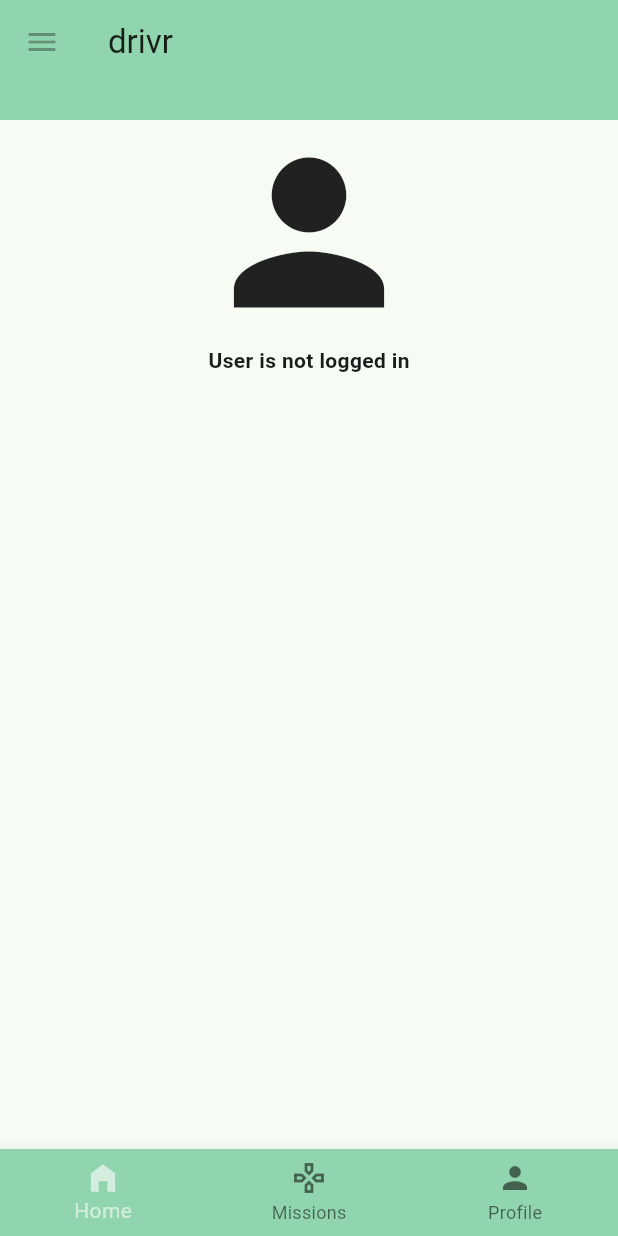
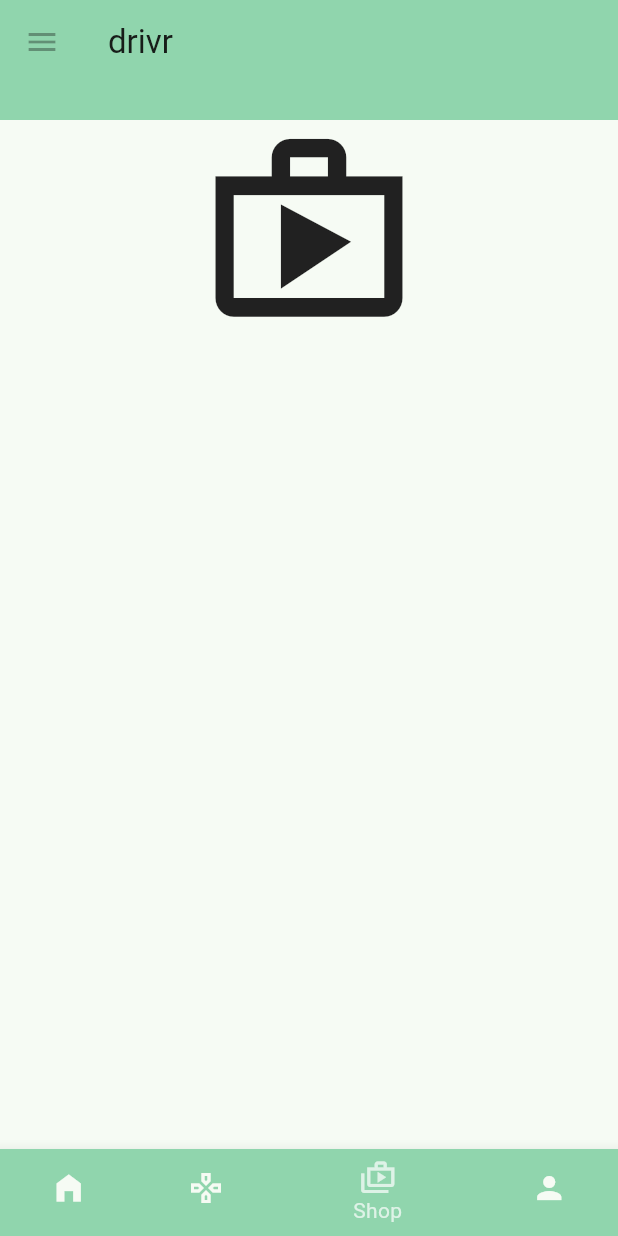
Before and after one commit to bjorkroth/drivr, a Flutter app: the screen it shows after launch, item 3 of the bottom bar chosen, on a phone screen of 412 x 824 dp. Run offline on Flutter 3.47's test engine with Material 2 defaults, Android fonts, the phone set to English and light mode, and no system bars; our stand-ins replace go_router.

Commit message:
Bottom bar navigation and show current tab

```diff
--- a/lib/main.dart
+++ b/lib/main.dart
@@ -1,11 +1,12 @@
-import 'package:drivr/data/missionList.dart';
 import 'package:flutter/material.dart';
 import 'package:go_router/go_router.dart';
 import 'package:provider/provider.dart';
 import 'models/profile_model.dart';
+import 'data/missionList.dart';
 import 'widgets/profile.dart';
 import 'widgets/login.dart';
 import 'widgets/missions.dart';
+import 'widgets/shop.dart';
 
 void main() {
   runApp(MultiProvider(providers: [
@@ -42,6 +43,12 @@ final GoRouter _goRouter = GoRouter(routes: <RouteBase>[
     },
   ),
   GoRoute(
+    path: '/shop',
+    builder: (BuildContext context, GoRouterState state) {
+      return const Shop();
+    },
+  ),
+  GoRoute(
       path: '/login',
       builder: (BuildContext context, GoRouterState state) {
         return const Login();
--- a/lib/widgets/drivr_bottom_bar.dart
+++ b/lib/widgets/drivr_bottom_bar.dart
@@ -2,33 +2,49 @@ import 'package:flutter/material.dart';
 import 'package:go_router/go_router.dart';
 
 class DrivrBottomBar extends StatelessWidget{
-  const DrivrBottomBar({super.key});
+  DrivrBottomBar({super.key, required this.menuBarSelectedItem});
 
-  final int _selectedIndex = 0;
+  final int menuBarSelectedItem;
 
   @override
   Widget build(BuildContext context) {
     final List<String> pageUrls = [
       '/home',
       '/missions',
+      '/shop',
       '/profile'
     ];
 
     void onItemTapped(int index){
+      debugPrint('bottom bar index is now $menuBarSelectedItem');
       context.go(pageUrls[index]);
     }
 
     return Stack(
       children: <Widget>[
         BottomNavigationBar(
-            backgroundColor: Theme.of(context).colorScheme.inversePrimary,
-            selectedItemColor: Colors.white60,
-            currentIndex: _selectedIndex,
+            type: BottomNavigationBarType.shifting,
+            showSelectedLabels: true,
+            selectedItemColor: Colors.white70,
+            currentIndex: menuBarSelectedItem,
             onTap: onItemTapped,
-            items: const<BottomNavigationBarItem>[
-              BottomNavigationBarItem(icon: Icon(Icons.home_filled), label: 'Home'),
-              BottomNavigationBarItem(icon: Icon(Icons.games_outlined), label: 'Missions'),
-              BottomNavigationBarItem(icon: Icon(Icons.person), label: 'Profile'),
+            items: <BottomNavigationBarItem>[
+              BottomNavigationBarItem(
+                  icon: const Icon(Icons.home_filled),
+                  label: 'Home',
+                  backgroundColor: Theme.of(context).colorScheme.inversePrimary),
+              BottomNavigationBarItem(
+                  icon: const Icon(Icons.games_outlined),
+                  label: 'Missions',
+                  backgroundColor: Theme.of(context).colorScheme.inversePrimary),
+              BottomNavigationBarItem(
+                  icon: const Icon(Icons.shop_2_outlined),
+                  label: 'Shop',
+                  backgroundColor: Theme.of(context).colorScheme.inversePrimary),
+              BottomNavigationBarItem(
+                  icon: const Icon(Icons.person),
+                  label: 'Profile',
+                  backgroundColor: Theme.of(context).colorScheme.inversePrimary),
             ]
         ),
       ],
--- a/lib/widgets/login.dart
+++ b/lib/widgets/login.dart
@@ -72,7 +72,7 @@ class _Login extends State<Login>{
           ])
           )
       ),
-      bottomNavigationBar: const DrivrBottomBar(),
+      bottomNavigationBar: DrivrBottomBar(menuBarSelectedItem: 0),
     );
   }
 }
--- a/lib/widgets/missions.dart
+++ b/lib/widgets/missions.dart
@@ -23,7 +23,7 @@ class Missions extends StatelessWidget{
                   SliverList(delegate: SliverChildBuilderDelegate(
                           (context, index) => MissionListItem(index), childCount: numberOfMissions))
                 ],),
-        bottomNavigationBar: const DrivrBottomBar(),
+        bottomNavigationBar: DrivrBottomBar(menuBarSelectedItem: 1),
     );
   }
 }
--- a/lib/widgets/profile.dart
+++ b/lib/widgets/profile.dart
@@ -30,7 +30,7 @@ class Profile extends StatelessWidget{
             ],
           )
         ),
-      bottomNavigationBar: const DrivrBottomBar(),
+      bottomNavigationBar: DrivrBottomBar(menuBarSelectedItem: 3),
     );
   }
 }
--- /dev/null
+++ b/lib/widgets/shop.dart
@@ -0,0 +1,28 @@
+import 'package:flutter/material.dart';
+import 'drivr_app_bar.dart';
+import 'drivr_bottom_bar.dart';
+
+class Shop extends StatelessWidget{
+  const Shop({super.key});
+
+  @override
+  Widget build(BuildContext context) {
+    return Scaffold (
+      appBar: DrivrAppBar(
+          preferredSize: const Size.fromHeight(80.0),
+          child: Container()),
+      body: const Center(
+          child: Column(
+            children: [
+              Icon(
+                Icons.shop_outlined,
+                size: 150,
+              ),
+              // }),
+            ],
+          )
+      ),
+      bottomNavigationBar: DrivrBottomBar(menuBarSelectedItem: 2),
+    );
+  }
+}
```
